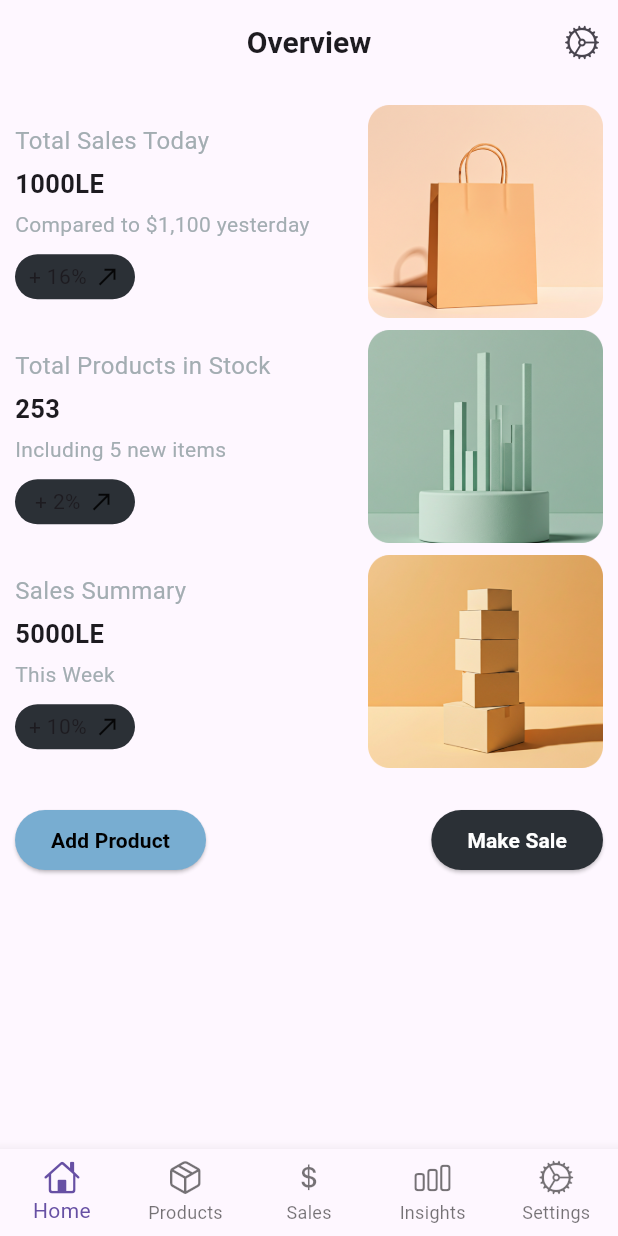
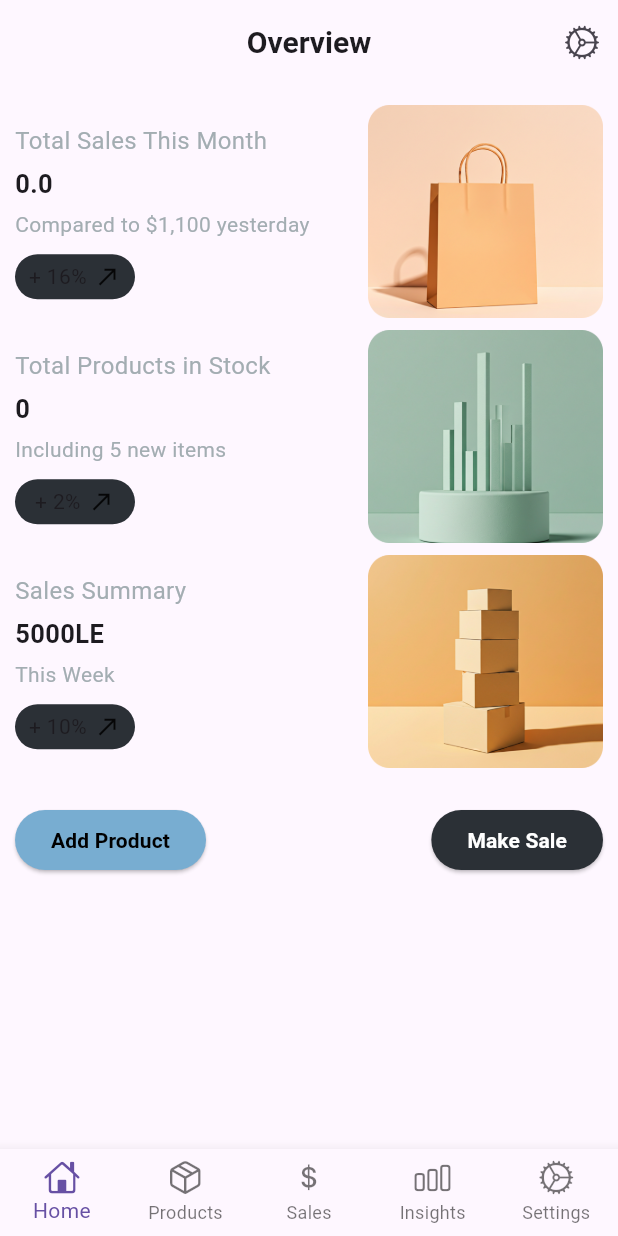
Before and after one commit to amrelmaadawy/shop_management, a Flutter app: the screen it shows after launch, on a phone screen of 412 x 824 dp. Run offline on Flutter 3.47's test engine with Material 3 defaults, Android fonts, the phone set to English and light mode, and no system bars; our stand-ins replace dotted_border, flutter_riverpod, hive, hive_flutter, image_picker, shared_preferences and 1 more; accounts and stored records are empty.

Commit message:
display home data

```diff
--- a/lib/features/home/ui/home_view.dart
+++ b/lib/features/home/ui/home_view.dart
@@ -1,14 +1,17 @@
 import 'package:flutter/cupertino.dart';
 import 'package:flutter/material.dart';
+import 'package:flutter_riverpod/flutter_riverpod.dart';
 import 'package:small_managements/features/home/ui/widgets/home_buttons.dart';
 import 'package:small_managements/features/home/ui/widgets/home_item.dart';
+import 'package:small_managements/features/products/logic/providers/product_providers.dart';
+import 'package:small_managements/features/sales/logic/provider/sales_provider.dart';
 import 'package:small_managements/generated/l10n.dart';
 
-class HomeView extends StatelessWidget {
+class HomeView extends ConsumerWidget {
   const HomeView({super.key});
 
   @override
-  Widget build(BuildContext context) {
+  Widget build(BuildContext context, WidgetRef ref) {
     return Scaffold(
       appBar: AppBar(
         title: Text(
@@ -16,7 +19,12 @@ class HomeView extends StatelessWidget {
           style: TextStyle(fontSize: 20, fontWeight: FontWeight.bold),
         ),
         centerTitle: true,
-        actions: [IconButton(onPressed: () {}, icon: Icon(CupertinoIcons.settings_solid))],
+        actions: [
+          IconButton(
+            onPressed: () {},
+            icon: Icon(CupertinoIcons.settings_solid),
+          ),
+        ],
       ),
       body: SafeArea(
         child: Padding(
@@ -24,15 +32,17 @@ class HomeView extends StatelessWidget {
           child: Column(
             children: [
               HomeItem(
-                title: S.of(context).TotalSalesToday,
-                numbers: '1000LE',
+                title: S.of(context).totalSalesThisMonth,
+                numbers:
+                    '${ref.watch(salesProductProvider).fold<double>(0, (sum, item) => sum + item.total)}',
                 description: S.of(context).compareTo,
                 imagePath: 'assets/images/top sales.png',
                 percentage: '+ 16%',
               ),
               HomeItem(
                 title: S.of(context).Totalproduct,
-                numbers: '253',
+                numbers:
+                    '${ref.watch(productProviderNotifier).fold<int>(0, (sum, item) => sum + int.parse(item.quantity))}',
                 description: S.of(context).itemsInclude,
                 imagePath: 'assets/images/sales.png',
                 percentage: '+ 2%',
@@ -44,7 +54,7 @@ class HomeView extends StatelessWidget {
                 imagePath: 'assets/images/product.png',
                 percentage: '+ 10%',
               ),
-              SizedBox(height: 20,),
+              SizedBox(height: 20),
               HomeButtons(),
             ],
           ),
--- a/lib/l10n/intl_ar.arb
+++ b/lib/l10n/intl_ar.arb
@@ -56,8 +56,8 @@
   "@save": {},
   "cancel": "إلغاء",
   "@cancel": {},
-  "totalSalesToday": "إجمالي المبيعات اليوم",
-  "@totalSalesToday": {},
+  "totalSalesThisMonth": "إجمالي المبيعات هذا الشهر",
+  "@totalSalesThisMonth": {},
   "totalProductSold": "إجمالي المنتجات المباعة اليوم",
   "@totalProductSold": {},
   "totalProfit": "إجمالي الأرباح اليوم",
--- a/lib/l10n/intl_en.arb
+++ b/lib/l10n/intl_en.arb
@@ -56,8 +56,8 @@
     "@save": {},
     "cancel":"Cancel",
     "@cancel": {},
-    "totalSalesToday":"Total Sales Today",
-    "@totalSalesToday": {},
+    "totalSalesThisMonth":"Total Sales This Month",
+    "@totalSalesThisMonth": {},
     "totalProductSold":"Total Product Sold Today",
     "@totalProductSold": {},
     "totalProfit":"Total Profit Today",
```
Also changed, not shown: lib/features/sales/logic/notifier/select_product_notifier.dart (+21 -4 lines), lib/features/sales/ui/sales_view.dart (+5 -3 lines), lib/features/sales/logic/provider/sales_provider.dart (line endings or trailing spaces), lib/generated/intl/messages_ar.dart, lib/generated/intl/messages_en.dart, lib/generated/l10n.dart.
